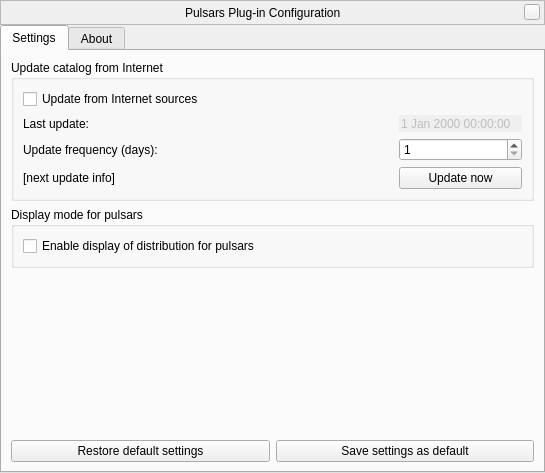
519984307/stellarium_src, file plugins/Pulsars/src/gui/pulsarsDialog.ui: the form before one commit.
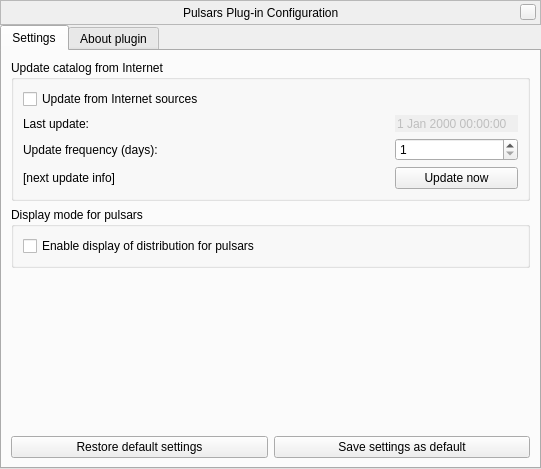
The form after the commit. Custom widgets are drawn as their Qt base class.

Commit message: improve string for translation: About -> About plugin

What changed in the file:
```diff
--- a/plugins/Pulsars/src/gui/pulsarsDialog.ui
+++ b/plugins/Pulsars/src/gui/pulsarsDialog.ui
@@ -6,8 +6,8 @@
    <rect>
     <x>0</x>
     <y>0</y>
-    <width>545</width>
-    <height>473</height>
+    <width>541</width>
+    <height>469</height>
    </rect>
   </property>
   <property name="windowTitle">
@@ -23,7 +23,7 @@
    <item>
     <widget class="BarFrame" name="TitleBar">
      <property name="sizePolicy">
-      <sizepolicy hsizetype="MinimumExpanding" vsizetype="Fixed">
+      <sizepolicy hsizetype="Expanding" vsizetype="Fixed">
        <horstretch>0</horstretch>
        <verstretch>0</verstretch>
       </sizepolicy>
@@ -36,7 +36,7 @@
      </property>
      <property name="maximumSize">
       <size>
-       <width>560</width>
+       <width>16777215</width>
        <height>25</height>
       </size>
      </property>
@@ -295,7 +295,7 @@
      </widget>
      <widget class="QWidget" name="aboutTab">
       <attribute name="title">
-       <string>About</string>
+       <string>About plugin</string>
       </attribute>
       <layout class="QVBoxLayout" name="verticalLayout_11">
        <property name="spacing">
```
The commit also changes 8 other files.
